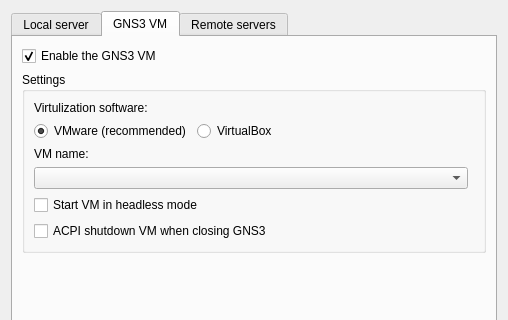
Above: gns3/ui/server_preferences_page.ui from GNS3/gns3-gui before the change; both pictures show x 0 to 508 and y 0 to 320 of the 508 by 609 pixel window. Below: the same form after it.
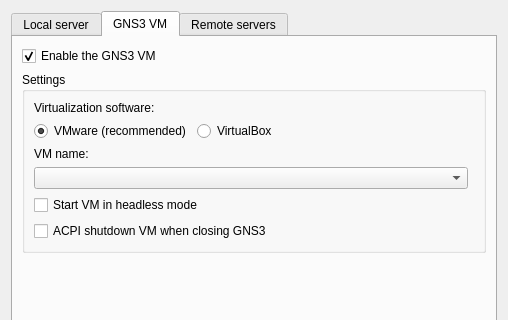
That is the form after the change. The open tabs and pages were chosen to show the change.

Commit message:
Fix a typo in GNS3VM preferences
Fix #440

```diff
--- a/gns3/ui/server_preferences_page.ui
+++ b/gns3/ui/server_preferences_page.ui
@@ -376,7 +376,7 @@
           <item row="0" column="0">
            <widget class="QLabel" name="uiVirtualizationSoftwarLabel">
             <property name="text">
-             <string>Virtulization software:</string>
+             <string>Virtualization software:</string>
             </property>
            </widget>
           </item>
```
Left out of the diff: 2 changed lines with no effect on the pictures. The commit also changes 1 other file.
